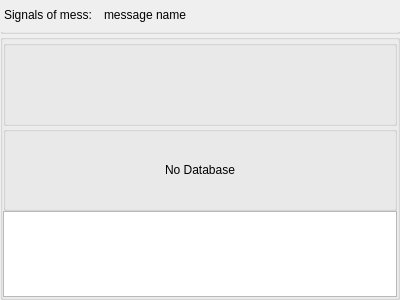
The window that opensyde_tool/src/can_monitor/message_generator/signals/C_CamGenSigWidget.ui (openSYDE/openSYDE) describes before a commit, drawn with Qt 5.
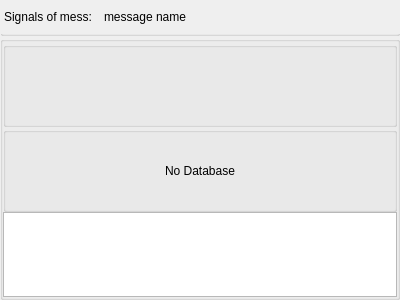
The same window after the commit. Custom widgets are drawn as their Qt base class.

What changed in the file:
```diff
--- a/opensyde_tool/src/can_monitor/message_generator/signals/C_CamGenSigWidget.ui
+++ b/opensyde_tool/src/can_monitor/message_generator/signals/C_CamGenSigWidget.ui
@@ -38,7 +38,7 @@
       <number>4</number>
      </property>
      <property name="topMargin">
-      <number>8</number>
+      <number>10</number>
      </property>
      <property name="rightMargin">
       <number>3</number>
```
